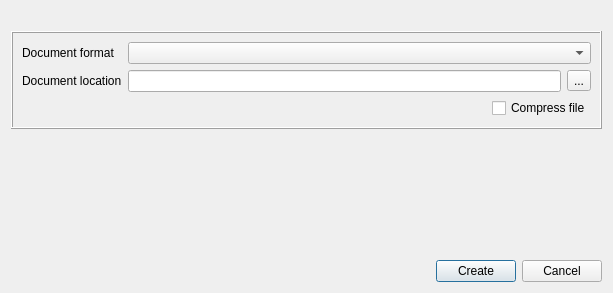
The window that src/corelibs/U2Gui/src/util/ui/AddNewDocumentDialog.ui (dualword/ugene-qt4) describes before a commit, drawn with Qt 5.
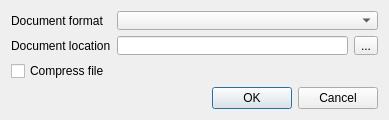
The same window after the commit. Icons and pictures are not drawn.

What changed in the file:
```diff
--- a/src/corelibs/U2Gui/src/util/ui/AddNewDocumentDialog.ui
+++ b/src/corelibs/U2Gui/src/util/ui/AddNewDocumentDialog.ui
@@ -6,43 +6,26 @@
    <rect>
     <x>0</x>
     <y>0</y>
-    <width>613</width>
-    <height>293</height>
+    <width>389</width>
+    <height>120</height>
    </rect>
   </property>
+  <property name="minimumSize">
+   <size>
+    <width>389</width>
+    <height>120</height>
+   </size>
+  </property>
   <property name="windowTitle">
-   <string>Add new document</string>
+   <string>Add New Document</string>
   </property>
   <property name="modal">
    <bool>false</bool>
   </property>
-  <layout class="QVBoxLayout" name="verticalLayout_2">
-   <item>
-    <widget class="QLabel" name="label">
-     <property name="sizePolicy">
-      <sizepolicy hsizetype="Preferred" vsizetype="Preferred">
-       <horstretch>0</horstretch>
-       <verstretch>0</verstretch>
-      </sizepolicy>
-     </property>
-     <property name="text">
-      <string/>
-     </property>
-     <property name="pixmap">
-      <pixmap resource="../../../U2Gui.qrc">:/core/images/add_new_document.png</pixmap>
-     </property>
-    </widget>
-   </item>
-   <item>
-    <widget class="QFrame" name="frame">
-     <property name="frameShape">
-      <enum>QFrame::Box</enum>
-     </property>
-     <property name="frameShadow">
-      <enum>QFrame::Raised</enum>
-     </property>
      <layout class="QVBoxLayout" name="verticalLayout">
       <item>
+    <layout class="QGridLayout" name="gridLayout_3">
+     <item row="0" column="0">
        <layout class="QGridLayout" name="gridLayout">
         <item row="0" column="0">
          <widget class="QLabel" name="documentTypeLabel">
@@ -51,9 +34,6 @@
           </property>
          </widget>
         </item>
-        <item row="0" column="1" colspan="2">
-         <widget class="QComboBox" name="documentTypeCombo"/>
-        </item>
         <item row="1" column="0">
          <widget class="QLabel" name="documentLocationLabel">
           <property name="text">
@@ -71,24 +51,12 @@
           </property>
          </widget>
         </item>
-       </layout>
-      </item>
-      <item>
-       <layout class="QHBoxLayout" name="horizontalLayout">
-        <item>
-         <spacer name="horizontalSpacer1">
-          <property name="orientation">
-           <enum>Qt::Horizontal</enum>
-          </property>
-          <property name="sizeHint" stdset="0">
-           <size>
-            <width>40</width>
-            <height>20</height>
-           </size>
-          </property>
-         </spacer>
-        </item>
-        <item>
+       <item row="0" column="1" colspan="2">
+        <widget class="QComboBox" name="documentTypeCombo"/>
+       </item>
+      </layout>
+     </item>
+     <item row="1" column="0">
          <widget class="QCheckBox" name="gzipCheckBox">
           <property name="layoutDirection">
            <enum>Qt::LeftToRight</enum>
@@ -100,52 +68,12 @@
         </item>
        </layout>
       </item>
-     </layout>
-    </widget>
-   </item>
    <item>
-    <spacer name="verticalSpacer">
-     <property name="orientation">
-      <enum>Qt::Vertical</enum>
+    <widget class="QDialogButtonBox" name="buttonBox">
+     <property name="standardButtons">
+      <set>QDialogButtonBox::Cancel|QDialogButtonBox::Ok</set>
      </property>
-     <property name="sizeHint" stdset="0">
-      <size>
-       <width>20</width>
-       <height>2</height>
-      </size>
-     </property>
-    </spacer>
-   </item>
-   <item>
-    <layout class="QHBoxLayout">
-     <item>
-      <spacer name="horizontalSpacer2">
-       <property name="orientation">
-        <enum>Qt::Horizontal</enum>
-       </property>
-       <property name="sizeHint" stdset="0">
-        <size>
-         <width>40</width>
-         <height>20</height>
-        </size>
-       </property>
-      </spacer>
-     </item>
-     <item>
-      <widget class="QPushButton" name="createButton">
-       <property name="text">
-        <string>Create</string>
-       </property>
-      </widget>
-     </item>
-     <item>
-      <widget class="QPushButton" name="cancelButton">
-       <property name="text">
-        <string>Cancel</string>
-       </property>
-      </widget>
-     </item>
-    </layout>
+    </widget>
    </item>
   </layout>
  </widget>
```
Left out of the diff: 13 changed lines with no effect on the pictures. Lines whose indentation alone changed are shown as unchanged.
